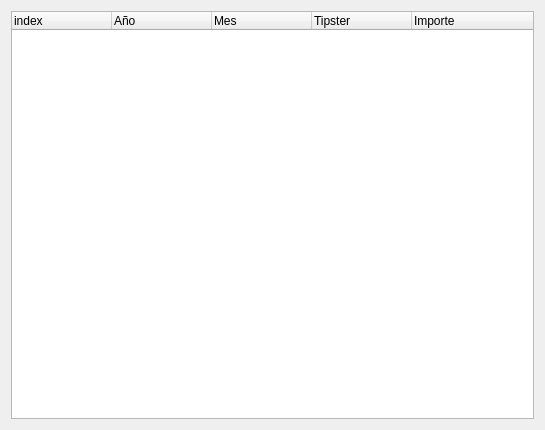
This is ui/tipsters_month.ui in soker90/betcon as Qt 5 draws it before an edit. The edited form follows.
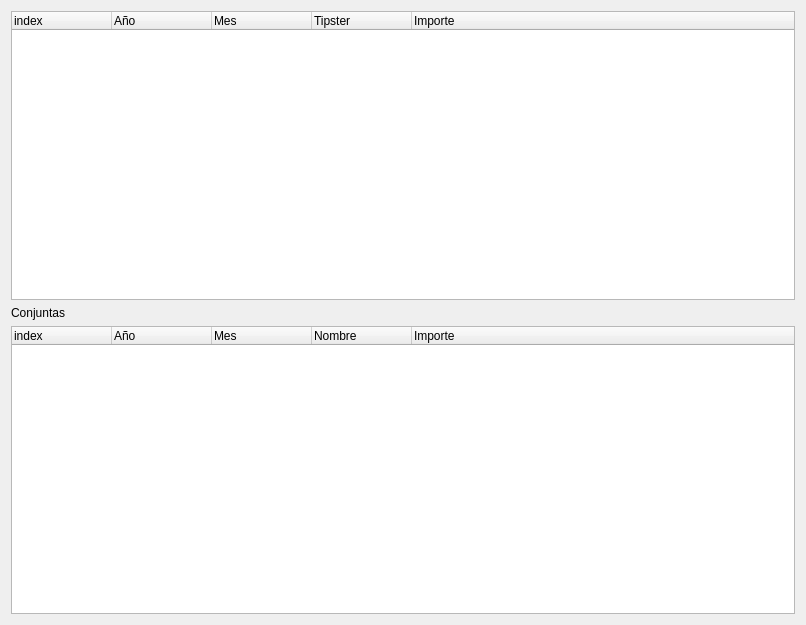
This is the edited form.

Diff of the .ui file:
```diff
--- a/ui/tipsters_month.ui
+++ b/ui/tipsters_month.ui
@@ -6,8 +6,8 @@
    <rect>
     <x>0</x>
     <y>0</y>
-    <width>545</width>
-    <height>430</height>
+    <width>806</width>
+    <height>625</height>
    </rect>
   </property>
   <property name="windowTitle">
@@ -43,6 +43,42 @@
      </column>
     </widget>
    </item>
+   <item>
+    <widget class="QLabel" name="lblConjunta">
+     <property name="text">
+      <string>Conjuntas</string>
+     </property>
+    </widget>
+   </item>
+   <item>
+    <widget class="QTreeWidget" name="treeConjunta">
+     <column>
+      <property name="text">
+       <string>index</string>
+      </property>
+     </column>
+     <column>
+      <property name="text">
+       <string>Año</string>
+      </property>
+     </column>
+     <column>
+      <property name="text">
+       <string>Mes</string>
+      </property>
+     </column>
+     <column>
+      <property name="text">
+       <string>Nombre</string>
+      </property>
+     </column>
+     <column>
+      <property name="text">
+       <string>Importe</string>
+      </property>
+     </column>
+    </widget>
+   </item>
   </layout>
  </widget>
  <resources/>
```
